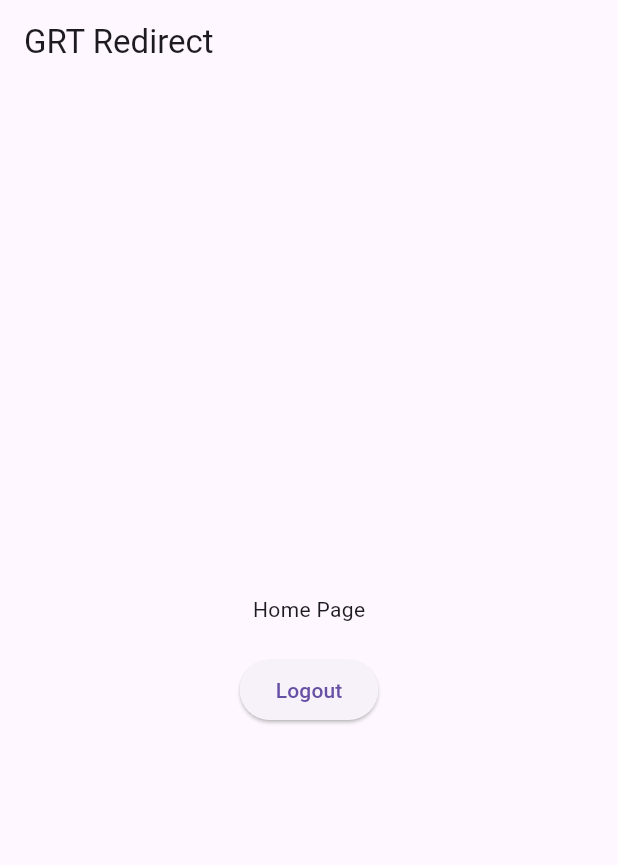
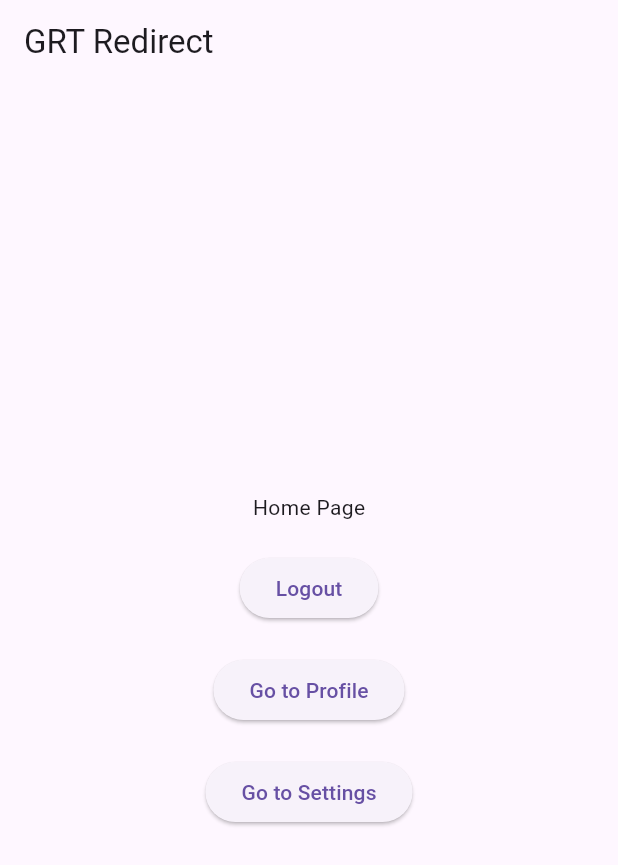
Before and after one commit to khkred/go_router_riverpod_tutorials, a Flutter app: the screen it shows after launch, after a tap on "Login", on a phone screen of 412 x 824 dp. Shown: the top 865 px of the screen. Run offline on Flutter 3.47's test engine with Material 3 defaults, Android fonts, the phone set to English and light mode, and no system bars; our stand-ins replace flutter_riverpod, go_router.

Commit message:
Nested Routes with Authentication Check

```diff
--- a/grt_redirect/lib/pages/home_page.dart
+++ b/grt_redirect/lib/pages/home_page.dart
@@ -1,5 +1,6 @@
 import 'package:flutter/material.dart';
 import 'package:flutter_riverpod/flutter_riverpod.dart';
+import 'package:go_router/go_router.dart';
 
 import '../providers/auth_provider.dart';
 
@@ -24,6 +25,18 @@ class HomePage extends ConsumerWidget {
                   ref.read(authProvider.notifier).logout();
                 },
                 child: const Text('Logout')),
+            const SizedBox(height: 20),
+            ElevatedButton(
+                onPressed: () {
+                  context.go('/home/profile');
+                },
+                child: const Text('Go to Profile')),
+            const SizedBox(height: 20),
+            ElevatedButton(
+                onPressed: () {
+                  context.go('/home/settings');
+                },
+                child: const Text('Go to Settings')),
           ],
         ),
       ),
--- a/grt_redirect/lib/routing/app_router.dart
+++ b/grt_redirect/lib/routing/app_router.dart
@@ -1,48 +1,66 @@
+import 'dart:async';
+
 import 'package:flutter_riverpod/flutter_riverpod.dart';
 import 'package:go_router/go_router.dart';
 import 'package:grt_redirect/pages/admin_page.dart';
 
+import '../pages/account_page.dart';
 import '../pages/home_page.dart';
 import '../pages/login_page.dart';
 import '../pages/profile_page.dart';
+import '../pages/settings_page.dart';
 import '../providers/auth_provider.dart';
 
+FutureOr<String?> redirectIfNotLoggedIn(ProviderRef ref) {
+  final loggedIn = ref.watch(authProvider);
+  if (!loggedIn) {
+    return '/login';
+  }
+  return null;
+}
 
 final routerProvider = Provider<GoRouter>((ref) {
-
   return GoRouter(
       initialLocation: '/home',
       routes: [
-        GoRoute(path: '/home', builder: (context, state) => const HomePage()),
+        GoRoute(
+          path: '/home',
+          builder: (context, state) => const HomePage(),
+          routes: [
+            GoRoute(
+              path: 'profile',
+              builder: (context, state) => const ProfilePage(),
+              redirect: (context, state) => redirectIfNotLoggedIn(ref),
+            ),
+            GoRoute(
+              path: 'settings',
+              builder: (context, state) => const SettingsPage(),
+              routes: [
+                GoRoute(
+                  path: 'account',
+                  builder: (context, state) => const AccountPage(),
+                  redirect: (context, state) => redirectIfNotLoggedIn(ref),
+                ),
+              ],
+              redirect: (context, state) => redirectIfNotLoggedIn(ref),
+            ),
+          ],
+          redirect: (context, state) => redirectIfNotLoggedIn(ref),
+        ),
         GoRoute(path: '/login', builder: (context, state) => const LoginPage()),
-        GoRoute(path: '/profile', builder: (context, state) => const ProfilePage(),
-        redirect: (context, state) {
-          final loggedIn = ref.watch(authProvider);
-          if (!loggedIn) {
-            return '/login';
-          }
-          return null;
-        },
-        ),
-
-        GoRoute(path: '/admin', builder: (context, state) => const AdminPage(),
-        redirect: (context, state) {
-          final loggedIn = ref.watch(authProvider);
-          if (!loggedIn) {
-            return '/login';
-          }
-          return null;
-        },
+        GoRoute(
+          path: '/admin',
+          builder: (context, state) => const AdminPage(),
+          redirect: (context, state) => redirectIfNotLoggedIn(ref),
         ),
       ],
       redirect: (context, state) {
-
         final loggedIn = ref.watch(authProvider);
         final isLoggingIn = state.path == '/login';
 
         if (!loggedIn && !isLoggingIn) {
           return '/login';
-        } else if(loggedIn && isLoggingIn) {
+        } else if (loggedIn && isLoggingIn) {
           return '/home';
         }
         return null;
```
Also changed, not shown: grt_redirect/lib/pages/account_page.dart (added, +27 -0 lines), grt_redirect/lib/pages/settings_page.dart (added, +32 -0 lines).
